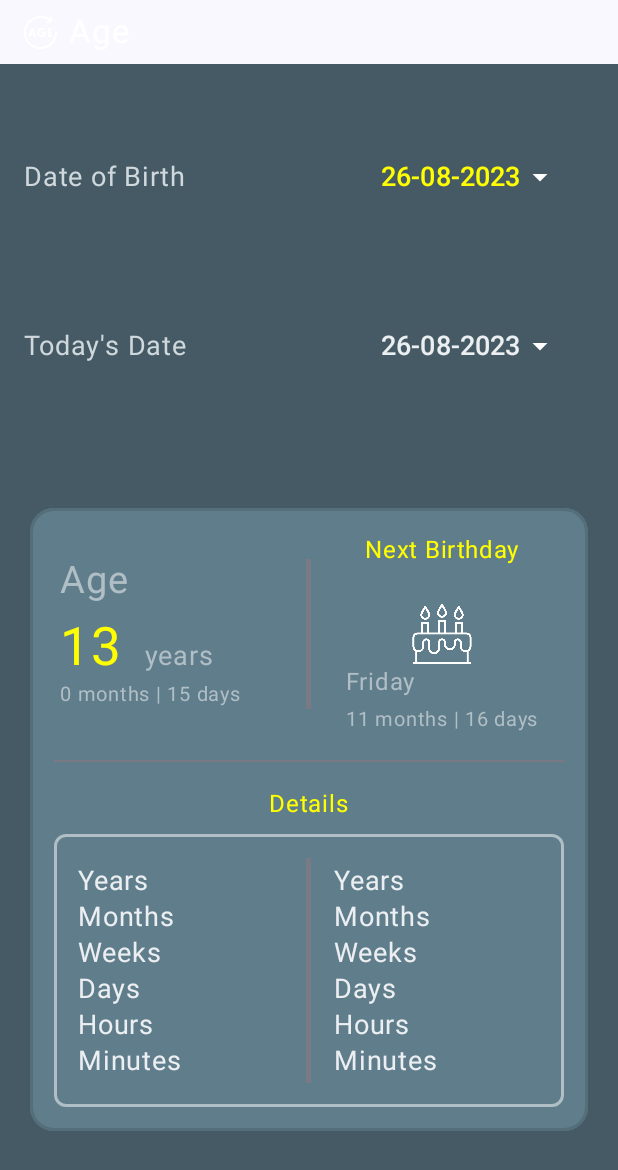
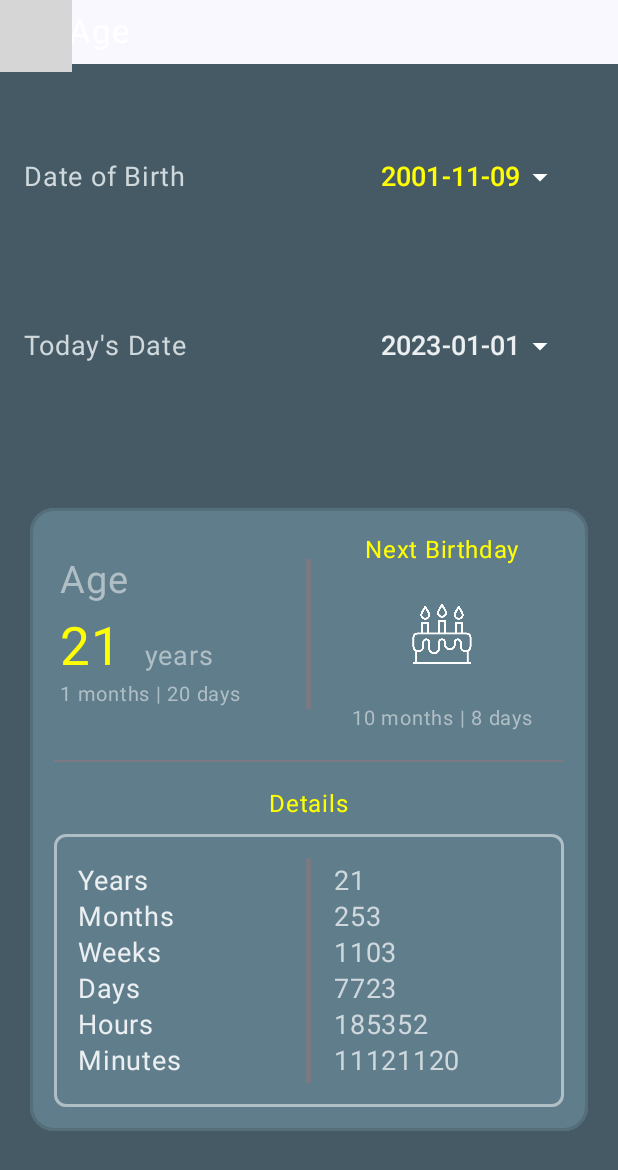
Before and after one commit to prafullKrRj/Scientific-Calculator-Android, an Android app built with Jetpack Compose: the composable UnitConverterScreen shown on its own in the app's theme, after a tap on "Age", on a phone screen of 412 x 824 dp. Shown: the top 1170 px of the screen. Run offline under Robolectric (Android 15) with nearby library versions, the phone set to English and light mode, and no system bars; libraries missing offline, so code that uses them is left out: com.vanpra.composematerialdialogs; 2 statements that could not run were skipped; grey boxes are pictures that could not be loaded.

Commit message:
Age converter Completed

```diff
--- a/app/build.gradle.kts
+++ b/app/build.gradle.kts
@@ -9,7 +9,7 @@ android {
 
     defaultConfig {
         applicationId = "com.example.scientificcalculator"
-        minSdk = 21
+        minSdk = 26
         targetSdk = 33
         versionCode = 1
         versionName = "1.0"
@@ -50,7 +50,7 @@ android {
 }
 
 dependencies {
-
+    implementation ("io.github.vanpra.compose-material-dialogs:datetime:0.8.1-rc")
     implementation ("androidx.navigation:navigation-compose:2.4.0-alpha04")
     implementation("androidx.core:core-ktx:1.9.0")
     implementation("androidx.lifecycle:lifecycle-runtime-ktx:2.6.1")
@@ -73,6 +73,6 @@ dependencies {
 
 
     implementation ("com.faendir.rhino:rhino-android:1.5.2")
-
+    coreLibraryDesugaring ("com.android.tools:desugar_jdk_libs:1.1.6")
 
 }
--- a/app/src/main/java/com/example/scientificcalculator/Conversions/UnirConverterUIs/AgeConverter.kt
+++ b/app/src/main/java/com/example/scientificcalculator/Conversions/UnirConverterUIs/AgeConverter.kt
@@ -40,27 +40,45 @@ import androidx.compose.ui.text.buildAnnotatedString
 import androidx.compose.ui.text.withStyle
 import androidx.compose.ui.unit.dp
 import androidx.compose.ui.unit.sp
+import androidx.compose.ui.window.DialogProperties
 import com.example.scientificcalculator.R
-import com.example.scientificcalculator.ui.theme.grey100
-import com.example.scientificcalculator.ui.theme.grey200
-import com.example.scientificcalculator.ui.theme.grey50
-import com.example.scientificcalculator.ui.theme.grey500
-import com.example.scientificcalculator.ui.theme.grey600
-import com.example.scientificcalculator.ui.theme.grey700
+import com.example.scientificcalculator.ui.theme.onSecondaryContainer
+import com.example.scientificcalculator.ui.theme.primary
+import com.example.scientificcalculator.ui.theme.primaryContainer
+import com.example.scientificcalculator.ui.theme.secondaryContainer
+import com.example.scientificcalculator.ui.theme.surface
+import com.example.scientificcalculator.ui.theme.tertiary
+import com.vanpra.composematerialdialogs.MaterialDialog
+import com.vanpra.composematerialdialogs.datetime.date.datepicker
+import com.vanpra.composematerialdialogs.rememberMaterialDialogState
+import java.time.Duration
+import java.time.LocalDate
+import java.time.Period
+import java.time.temporal.ChronoUnit
+import java.util.Calendar
 
-
+// [Age, months, weeks, days, hours, minutes, nextBirthday[mon], nextBirthdayDays]
 @Composable
 fun AgeConverter(icon: Painter, title: String) {
+
     var dateOfBirth by remember {
-        mutableStateOf("26-08-2023")
+        mutableStateOf(LocalDate.of(2001, 11, 9))
     }
     var currDate by remember {
-        mutableStateOf("26-08-2023")
+        mutableStateOf(LocalDate.of(2023, 1, 1))
+    }
+    var nextBirthday by remember {
+        mutableStateOf(getNextBirthday(dateOfBirth, currDate))
     }
     var selected by remember { mutableStateOf(0) }
-    var selectDate by remember {
-        mutableStateOf(false)
+    var birthdayDetails by remember {
+        mutableStateOf(getBdy(dateOfBirth, currDate))
     }
+    val dateDialogState = rememberMaterialDialogState()
+    var details by remember {
+        mutableStateOf(getDetails(dateOfBirth, currDate))
+    }
+
     Column (
         horizontalAlignment = Alignment.CenterHorizontally,
         modifier = Modifier
@@ -89,7 +107,7 @@ fun AgeConverter(icon: Painter, title: String) {
         }
         Column(
             modifier = Modifier
-                .background(grey700)
+                .background(secondaryContainer)
                 .padding(vertical = 15.dp)
                 .weight(.5f),
             verticalArrangement = Arrangement.SpaceAround
@@ -103,13 +121,14 @@ fun AgeConverter(icon: Painter, title: String) {
                     .weight(.15f),
                 verticalAlignment = Alignment.CenterVertically
             ) {
-                Text(text = "Date of Birth", color = grey100, fontSize = 18.sp)
+                Text(text = "Date of Birth", color = tertiary, fontSize = 18.sp)
                 Button(onClick = {
                     selected = 0
-                    selectDate = true
+                    dateDialogState.show()
                 }, colors = ButtonDefaults.buttonColors(containerColor = Color.Transparent), modifier = Modifier.background(Color.Transparent)
                 ) {
-                    Text (text = dateOfBirth, color = if (selected == 0) Color.Yellow else grey50, fontSize = 18.sp)
+                    Text (text = dateOfBirth.toString(), color = if (selected == 0) Color.Yellow else primary, fontSize = 18.sp)
+
                     Icon(Icons.Default.ArrowDropDown, contentDescription = "DOB selector")
                 }
             }
@@ -123,12 +142,13 @@ fun AgeConverter(icon: Painter, title: String) {
                     .weight(.15f),
                 verticalAlignment = Alignment.CenterVertically
             ) {
-                Text(text = "Today's Date", color = grey100, fontSize = 18.sp)
+                Text(text = "Today's Date", color = tertiary, fontSize = 18.sp)
                 Button(onClick = {
-                                 selected = 1
+                    selected = 1
+                    dateDialogState.show()
                 }, colors = ButtonDefaults.buttonColors(containerColor = Color.Transparent), modifier = Modifier.background(Color.Transparent)
                 ) {
-                    Text (text = currDate, color = if (selected == 1) Color.Yellow else grey50, fontSize = 18.sp)
+                    Text (text = currDate.toString(), color = if (selected == 1) Color.Yellow else primary, fontSize = 18.sp)
                     Icon(Icons.Default.ArrowDropDown, contentDescription = "Today's Date")
                 }
             }
@@ -137,10 +157,10 @@ fun AgeConverter(icon: Painter, title: String) {
                 .fillMaxWidth()
                 .weight(.7f)
                 .padding(20.dp)
-                .border(BorderStroke(2.dp, grey600), shape = RoundedCornerShape(16.dp))
+                .border(BorderStroke(2.dp, primaryContainer), shape = RoundedCornerShape(16.dp))
                 .background(
                     shape = RoundedCornerShape(16.dp),
-                    color = grey500
+                    color = onSecondaryContainer
                 )){
                 Column (
                     modifier = Modifier.padding(16.dp),
@@ -158,10 +178,10 @@ fun AgeConverter(icon: Painter, title: String) {
                                 .padding(start = 4.dp)
                         ){
                             Text(text = buildAnnotatedString {
-                                append(styledText("Age\n\n", grey200, 25))
-                                append(styledText("13", Color.Yellow, 35))
-                                append(styledText("   years\n", grey200, 18))
-                                append(styledText("0 months | 15 days", grey200, 13))
+                                append(styledText("Age\n\n", surface, 25))
+                                append(birthdayDetails["years"]?.let { styledText(it, Color.Yellow, 35) })
+                                append(styledText("   years\n", surface, 18))
+                                append(styledText("${birthdayDetails["months"]} months | ${birthdayDetails["days"]} days", surface, 13))
                             })
                         }
                         Divider(
@@ -186,8 +206,7 @@ fun AgeConverter(icon: Painter, title: String) {
                                 modifier = Modifier.size(40.dp)
                             )
                             Text(text = buildAnnotatedString {
-                                append(styledText("Friday\n", grey200, 16))
-                                append(styledText("11 months | 16 days", grey200, 13))
+                                append(styledText("\n${nextBirthday["months"]} months | ${nextBirthday["days"]} days", surface, 13))
                             })
                         }
                     }
@@ -202,9 +221,10 @@ fun AgeConverter(icon: Painter, title: String) {
                         )
                         .border(
                             width = 2.dp,
-                            color = grey200,
+                            color = surface,
                             shape = RoundedCornerShape(8.dp)
-                        ).padding(8.dp)){
+                        )
+                        .padding(8.dp)){
                         Row (
                             modifier = Modifier.padding(8.dp),
                             horizontalArrangement = Arrangement.Center,
@@ -213,7 +233,7 @@ fun AgeConverter(icon: Painter, title: String) {
                             Column (
                                 modifier = Modifier.weight(.4775f)
                             ){
-                                Text(text = "Years\nMonths\nWeeks\nDays\nHours\nMinutes", fontSize = 18.sp, color = grey50)
+                                Text(text = "Years\nMonths\nWeeks\nDays\nHours\nMinutes", fontSize = 18.sp, color = primary)
                             }
                             Divider(
                                 Modifier
@@ -223,9 +243,11 @@ fun AgeConverter(icon: Painter, title: String) {
                                     .height(150.dp)
                             )
                             Column (
-                                modifier = Modifier.weight(.4775f).padding(start = 10.dp)
+                                modifier = Modifier
+                                    .weight(.4775f)
+                                    .padding(start = 10.dp)
                             ){
-                                Text(text = "Years\nMonths\nWeeks\nDays\nHours\nMinutes", fontSize = 18.sp, color = grey50)
+                                Text(text = "${details["years"]}\n${details["months"]}\n${details["weeks"]}\n${details["days"]}\n${details["hours"]}\n${details["minutes"]}", fontSize = 18.sp, color = tertiary)
                             }
                         }
                     }
@@ -233,8 +255,34 @@ fun AgeConverter(icon: Painter, title: String) {
             }
         }
     }
-    if (selectDate){
-        DateSelector()
+    MaterialDialog (
+        dialogState = dateDialogState,
+        buttons = {
+            positiveButton(text = "Ok") {
+                details = getDetails(dateOfBirth, currDate)
+                dateDialogState.hide()
+            }
+            negativeButton(text = "Cancel")
+        },
+        backgroundColor = surface,
+        properties = DialogProperties(dismissOnClickOutside = false)
+    ){
+
+        datepicker(
+            initialDate = LocalDate.now(),
+            title = "Pick a date"
+        ) {
+            if (selected == 0){
+                dateOfBirth = it
+                nextBirthday = getNextBirthday(dateOfBirth, currDate)
+                birthdayDetails = getBdy(dateOfBirth, currDate)
+            }else{
+                currDate = it
+                nextBirthday = getNextBirthday(dateOfBirth, currDate)
+                birthdayDetails = getBdy(dateOfBirth, currDate)
+            }
+        }
+
     }
 }
 
@@ -250,7 +298,84 @@ fun styledText(text: String, color: Color, size: Int): AnnotatedString{
         }
     }
 }
-@Composable
-fun DateSelector() {
+fun getDetails(dob: LocalDate, currDate: LocalDate): HashMap<String, String>{
+    val hashMap = hashMapOf<String, String>()
+    try {
+        val duration = Duration.between(dob.atStartOfDay(), currDate.atStartOfDay())
+        val period = Period.between(dob, currDate)
 
+        val hours = duration.toHours()
+        val days = ChronoUnit.DAYS.between(dob, currDate)
+        val weeks = days / 7
+        val months = period.toTotalMonths()
+        val years = period.years
+        val minutes = duration.toMinutes()
+        hashMap["years"] = years.toString()
+        hashMap["months"] = months.toString()
+        hashMap["weeks"] = weeks.toString()
+        hashMap["days"] = days.toString()
+        hashMap["hours"] = hours.toString()
+        hashMap["minutes"] = minutes.toString()
+        return hashMap
+    }catch (e: Exception){
+        return hashMap
+    }
 }
+private fun getNextBirthday(dob: LocalDate, currDate: LocalDate):  HashMap<String, String>{
+    val cd = Calendar.getInstance()
+    cd.set(currDate.year, currDate.monthValue, currDate.dayOfMonth)
+
+    val db = Calendar.getInstance()
+    db.set(dob.year, dob.monthValue, dob.dayOfMonth)
+    val nextBirthday = Calendar.getInstance()
+
+
+    nextBirthday.set(Calendar.YEAR, cd.get(Calendar.YEAR))
+    nextBirthday.set(Calendar.MONTH, db.get(Calendar.MONTH))
+    nextBirthday.set(Calendar.DAY_OF_MONTH, db.get(Calendar.DAY_OF_MONTH))
+
+    // If the next birthday is in the past, add one year
+    if (nextBirthday.before(cd)) {
+        nextBirthday.add(Calendar.YEAR, 1)
+    }
+
+    // Calculate the difference in months and days
+    var monthsLeft = nextBirthday.get(Calendar.MONTH) - cd.get(Calendar.MONTH)
+    val daysLeft = nextBirthday.get(Calendar.DAY_OF_MONTH) - cd.get(Calendar.DAY_OF_MONTH)
+    if (monthsLeft < 0) monthsLeft += 12
+    val hashMap = hashMapOf<String, String>()
+    hashMap["months"] = monthsLeft.toString()
+    hashMap["days"] = daysLeft.toString()
+    return hashMap
+}
+private fun getBdy(db: LocalDate, cd: LocalDate): HashMap<String, String>{
+    val currentDate = Calendar.getInstance()
+    currentDate.set(cd.year, cd.monthValue, cd.dayOfMonth)
+
+    // Set your date of birth (replace with your actual date of birth)
+    val dateOfBirth = Calendar.getInstance()
+    dateOfBirth.set(Calendar.YEAR, db.year) // Replace with your birth year
+    dateOfBirth.set(Calendar.MONTH, db.monthValue) // Replace with your birth month (0-11)
+    dateOfBirth.set(Calendar.DAY_OF_MONTH, db.dayOfMonth) // Replace with your birth day
+
+    // Calculate the age
+    var years = currentDate.get(Calendar.YEAR) - dateOfBirth.get(Calendar.YEAR)
+    var months = currentDate.get(Calendar.MONTH) - dateOfBirth.get(Calendar.MONTH)
+    var days = currentDate.get(Calendar.DAY_OF_MONTH) - dateOfBirth.get(Calendar.DAY_OF_MONTH)
+
+    // Adjust for negative months or days
+    if (days < 0) {
+        val lastMonth = currentDate.getActualMaximum(Calendar.DAY_OF_MONTH)
+        months--
+        days += lastMonth
+    }
+    if (months < 0) {
+        years--
+        months += 12
+    }
+    val hashMap = hashMapOf<String, String>()
+    hashMap["years"] = years.toString()
+    hashMap["months"] = months.toString()
+    hashMap["days"] = days.toString()
+    return hashMap
+}
--- a/app/src/main/java/com/example/scientificcalculator/Conversions/UnitConverterScreen.kt
+++ b/app/src/main/java/com/example/scientificcalculator/Conversions/UnitConverterScreen.kt
@@ -49,7 +49,7 @@ import com.example.scientificcalculator.Data.ScreenCompatibility.WindowInfo
 import com.example.scientificcalculator.Data.ScreenCompatibility.rememberWindowInfo
 import com.example.scientificcalculator.Navigation.Converters
 import com.example.scientificcalculator.R
-import com.example.scientificcalculator.ui.theme.grey800
+import com.example.scientificcalculator.ui.theme.tertiaryContainer
 import kotlinx.coroutines.CoroutineScope
 import kotlinx.coroutines.delay
 import kotlinx.coroutines.launch
@@ -144,8 +144,8 @@ fun Items(unitConversionItem: UnitConversionItems, navController: NavController,
         modifier = Modifier
             .padding(16.dp)
             .aspectRatio(1f)
-            .background(color = grey800, shape = CircleShape),
-        colors = ButtonDefaults.buttonColors(containerColor = grey800)
+            .background(color = tertiaryContainer, shape = CircleShape),
+        colors = ButtonDefaults.buttonColors(containerColor = tertiaryContainer)
         ) {
         Column (
             verticalArrangement = Arrangement.Center,
--- a/app/src/main/java/com/example/scientificcalculator/ui/theme/Color.kt
+++ b/app/src/main/java/com/example/scientificcalculator/ui/theme/Color.kt
@@ -11,14 +11,15 @@ val PurpleGrey40 = Color(0xFF625b71)
 val Pink40 = Color(0xFF7D5260)
 val veryDarkGray = Color(0xFF272829)
 
-val indigo400 = Color(0xFF5c6bc0)
-val grey50 = Color(0xFFeceff1)
-val grey100 = Color(0xFFcfd8dc)
-val grey200 = Color(0xFFb0bec5)
-val grey300 = Color(0xFF90a4ae)
-val grey400 = Color(0xFF78909c)
-val grey500 = Color(0xFF607d8b)
-val grey600 = Color(0xFF546e7a)
-val grey700 = Color(0xFF455a64)
-val grey800 = Color(0xFF37474f)
-val grey900 = Color(0xFF263238)
+
+val inversionPrimary = Color(0xFF5c6bc0)
+val primary = Color(0xFFeceff1)
+val tertiary = Color(0xFFcfd8dc)
+val surface = Color(0xFFb0bec5)
+val onBackground = Color(0xFF90a4ae)
+val secondary = Color(0xFF78909c)
+val onSecondaryContainer = Color(0xFF607d8b)
+val primaryContainer = Color(0xFF546e7a)
+val secondaryContainer = Color(0xFF455a64)
+val tertiaryContainer = Color(0xFF37474f)
+val background = Color(0xFF263238)
```
Also changed, not shown: app/src/main/java/com/example/scientificcalculator/Conversions/ConversionUI.kt (+13 -13 lines), app/src/main/java/com/example/scientificcalculator/Conversions/SelectionDialogBoc.kt (+7 -7 lines), app/src/main/java/com/example/scientificcalculator/Conversions/UnirConverterUIs/BMI_Con.kt (+23 -23 lines), app/src/main/java/com/example/scientificcalculator/Data/HomeScreenDataItems/GetButtonList.kt (+8 -8 lines), app/src/main/java/com/example/scientificcalculator/HomeScreen/HomScreenForCompact.kt (+6 -6 lines), app/src/main/java/com/example/scientificcalculator/MainActivity.kt (+6 -7 lines), app/src/main/java/com/example/scientificcalculator/ui/theme/Theme.kt (+14 -14 lines).
